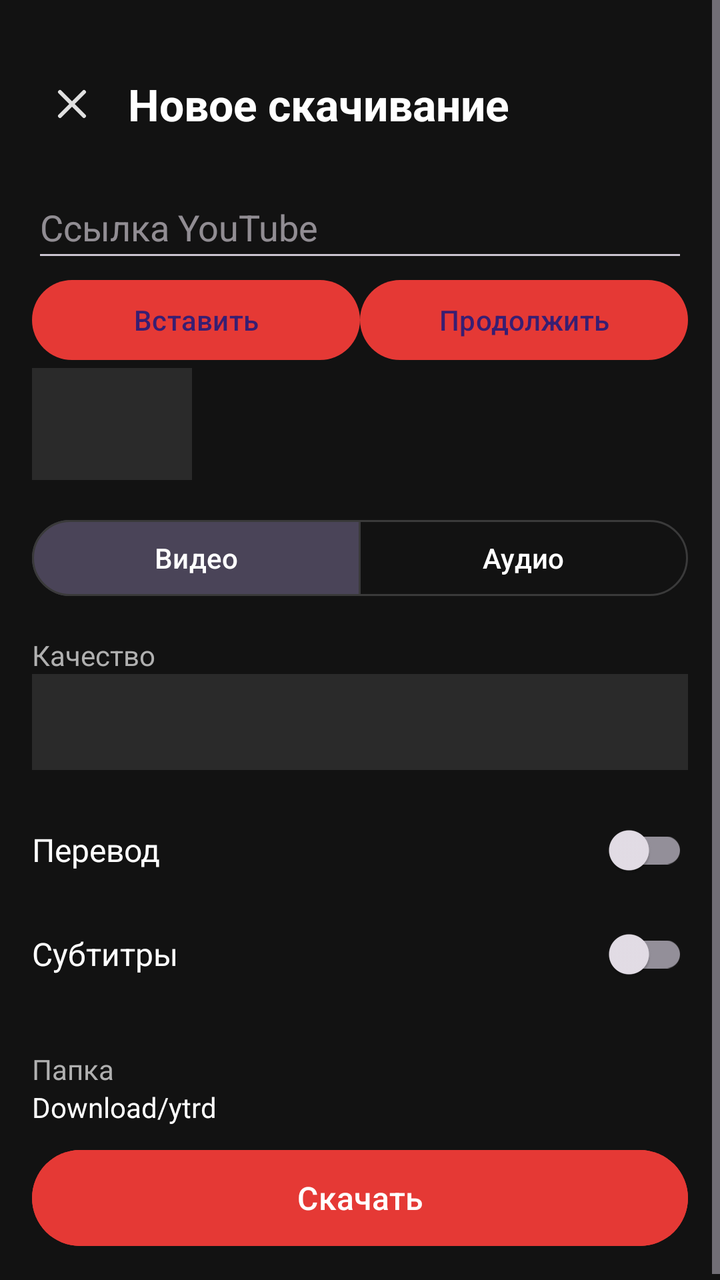
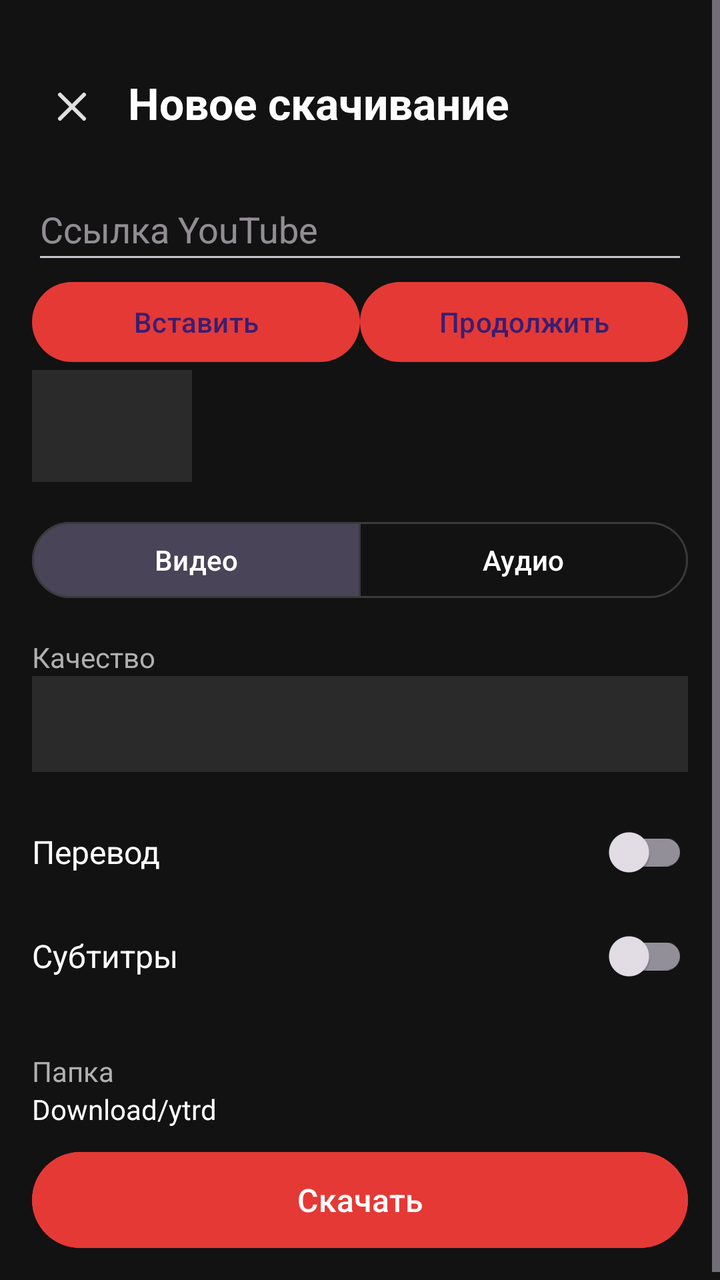

Two renders of the same Android screen: before a commit and after it. Below are the layout's source before the change and the commit's diff.
<!-- AndroidManifest.xml: application theme AppTheme -->
<!-- res/layout/fragment_params.xml -->
<?xml version="1.0" encoding="utf-8"?>
<ScrollView xmlns:android="http://schemas.android.com/apk/res/android"
    android:layout_width="match_parent"
    android:layout_height="match_parent"
    android:background="@color/bg_dark">

    <LinearLayout
        android:layout_width="match_parent"
        android:layout_height="wrap_content"
        android:orientation="vertical"
        android:padding="16dp">

        
        <LinearLayout
            android:layout_width="match_parent"
            android:layout_height="wrap_content"
            android:orientation="horizontal"
            android:gravity="center_vertical"
            android:paddingTop="16dp"
            android:paddingBottom="16dp">

            <ImageButton
                android:id="@+id/btn_back"
                android:layout_width="40dp"
                android:layout_height="40dp"
                android:background="?attr/selectableItemBackgroundBorderless"
                android:src="@drawable/ic_close"
                android:contentDescription="Закрыть" />

            <TextView
                android:layout_width="wrap_content"
                android:layout_height="wrap_content"
                android:text="Новое скачивание"
                android:textSize="22sp"
                android:textColor="@color/text_primary"
                android:textStyle="bold"
                android:paddingStart="8dp" />
        </LinearLayout>

        <EditText
            android:id="@+id/sheet_url"
            android:layout_width="match_parent"
            android:layout_height="wrap_content"
            android:hint="Ссылка YouTube"
            android:inputType="textUri"
            android:singleLine="true"
            android:minHeight="48dp" />
        <LinearLayout android:layout_width="match_parent" android:layout_height="wrap_content">
            <com.google.android.material.button.MaterialButton
                android:id="@+id/sheet_paste"
                android:layout_width="0dp" android:layout_weight="1"
                android:layout_height="wrap_content" android:text="Вставить" />
            <com.google.android.material.button.MaterialButton
                android:id="@+id/sheet_analyze"
                android:layout_width="0dp" android:layout_weight="1"
                android:layout_height="wrap_content" android:text="Продолжить" />
        </LinearLayout>
        
        <LinearLayout
            android:layout_width="match_parent"
            android:layout_height="wrap_content"
            android:orientation="horizontal"
            android:gravity="center_vertical"
            android:paddingBottom="16dp">

            <ImageView
                android:id="@+id/img_thumb"
                android:layout_width="80dp"
                android:layout_height="56dp"
                android:scaleType="centerCrop"
                android:background="@color/card_dark" />

            <LinearLayout
                android:layout_width="0dp"
                android:layout_height="wrap_content"
                android:layout_weight="1"
                android:orientation="vertical"
                android:paddingStart="12dp">

                <TextView
                    android:id="@+id/txt_title"
                    android:layout_width="wrap_content"
                    android:layout_height="wrap_content"
                    android:textColor="@color/text_primary"
                    android:textSize="16sp"
                    android:maxLines="2"
                    android:ellipsize="end" />

                <TextView
                    android:id="@+id/txt_uploader"
                    android:layout_width="wrap_content"
                    android:layout_height="wrap_content"
                    android:textColor="@color/text_secondary"
                    android:textSize="14sp" />
            </LinearLayout>
        </LinearLayout>

        <LinearLayout android:id="@+id/sheet_options"
            android:layout_width="match_parent" android:layout_height="wrap_content"
            android:orientation="vertical">
        
        <com.google.android.material.button.MaterialButtonToggleGroup
            android:id="@+id/toggle_type"
            android:layout_width="match_parent"
            android:layout_height="wrap_content"
            android:paddingBottom="16dp"
            app:singleSelection="true"
            app:selectionRequired="true"
            app:checkedButton="@id/btn_video"
            xmlns:app="http://schemas.android.com/apk/res-auto">

            <com.google.android.material.button.MaterialButton
                android:id="@+id/btn_video"
                style="?attr/materialButtonOutlinedStyle"
                android:layout_width="0dp"
                android:layout_height="46dp"
                android:layout_weight="1"
                android:text="@string/type_video"
                android:textColor="@color/text_primary"
                android:textSize="14sp"
                app:strokeColor="@color/divider" />

            <com.google.android.material.button.MaterialButton
                android:id="@+id/btn_audio"
                style="?attr/materialButtonOutlinedStyle"
                android:layout_width="0dp"
                android:layout_height="46dp"
                android:layout_weight="1"
                android:text="@string/type_audio"
                android:textColor="@color/text_primary"
                android:textSize="14sp"
                app:strokeColor="@color/divider" />
        </com.google.android.material.button.MaterialButtonToggleGroup>

        
        <TextView
            android:id="@+id/label_quality"
            android:layout_width="wrap_content"
            android:layout_height="wrap_content"
            android:text="@string/label_quality"
            android:textColor="@color/text_secondary"
            android:textSize="14sp" />

        <Spinner
            android:id="@+id/spinner_quality"
            android:layout_width="match_parent"
            android:layout_height="48dp"
            android:background="@color/card_dark"
            android:paddingStart="12dp"
            android:layout_marginBottom="16dp" />

        
        <LinearLayout
            android:layout_width="match_parent"
            android:layout_height="wrap_content"
            android:orientation="horizontal"
            android:gravity="center_vertical"
            android:paddingBottom="4dp">

            <TextView
                android:layout_width="0dp"
                android:layout_height="wrap_content"
                android:layout_weight="1"
                android:text="@string/label_translation"
                android:textColor="@color/text_primary"
                android:textSize="16sp" />

            <com.google.android.material.switchmaterial.SwitchMaterial
                android:id="@+id/switch_translate"
                android:layout_width="wrap_content"
                android:layout_height="wrap_content" />
        </LinearLayout>

        <TextView
            android:id="@+id/txt_lang_status"
            android:layout_width="wrap_content"
            android:layout_height="wrap_content"
            android:textSize="13sp"
            android:drawablePadding="4dp"
            android:paddingBottom="16dp"
            android:visibility="gone" />

        
        <LinearLayout
            android:id="@+id/group_voice"
            android:layout_width="match_parent"
            android:layout_height="wrap_content"
            android:orientation="vertical"
            android:visibility="gone"
            android:paddingBottom="8dp">

            <TextView
                android:layout_width="wrap_content"
                android:layout_height="wrap_content"
                android:text="@string/label_voice"
                android:textColor="@color/text_secondary"
                android:textSize="14sp" />

            <Spinner
                android:id="@+id/spinner_voice"
                android:layout_width="match_parent"
                android:layout_height="48dp"
                android:background="@color/card_dark"
                android:paddingStart="12dp" />
        </LinearLayout>

        
        <LinearLayout
            android:id="@+id/group_audio_mode"
            android:layout_width="match_parent"
            android:layout_height="wrap_content"
            android:orientation="vertical"
            android:visibility="gone"
            android:paddingBottom="8dp">

            <TextView
                android:layout_width="wrap_content"
                android:layout_height="wrap_content"
                android:text="@string/label_audio_mode"
                android:textColor="@color/text_secondary"
                android:textSize="14sp"
                android:paddingBottom="4dp" />

            <RadioGroup
                android:id="@+id/radio_audio_mode"
                android:layout_width="match_parent"
                android:layout_height="wrap_content">

                <RadioButton
                    android:id="@+id/radio_mix"
                    android:layout_width="match_parent"
                    android:layout_height="wrap_content"
                    android:text="@string/mode_mix"
                    android:textColor="@color/text_primary"
                    android:checked="true" />

                <RadioButton
                    android:id="@+id/radio_dual"
                    android:layout_width="match_parent"
                    android:layout_height="wrap_content"
                    android:text="@string/mode_dual"
                    android:textColor="@color/text_primary" />
            </RadioGroup>
        </LinearLayout>

        
        <LinearLayout
            android:id="@+id/group_subtitles"
            android:layout_width="match_parent"
            android:layout_height="wrap_content"
            android:orientation="horizontal"
            android:gravity="center_vertical"
            android:paddingBottom="16dp">

            <TextView
                android:layout_width="0dp"
                android:layout_height="wrap_content"
                android:layout_weight="1"
                android:text="@string/label_subtitles"
                android:textColor="@color/text_primary"
                android:textSize="16sp" />

            <com.google.android.material.switchmaterial.SwitchMaterial
                android:id="@+id/switch_subtitles"
                android:layout_width="wrap_content"
                android:layout_height="wrap_content" />
        </LinearLayout>

        
        <LinearLayout
            android:id="@+id/row_folder"
            android:layout_width="match_parent"
            android:layout_height="wrap_content"
            android:orientation="horizontal"
            android:gravity="center_vertical"
            android:background="?attr/selectableItemBackground"
            android:clickable="true"
            android:focusable="true"
            android:paddingVertical="8dp"
            android:paddingBottom="24dp">

            <LinearLayout
                android:layout_width="0dp"
                android:layout_height="wrap_content"
                android:layout_weight="1"
                android:orientation="vertical">

                <TextView
                    android:layout_width="wrap_content"
                    android:layout_height="wrap_content"
                    android:text="@string/label_folder"
                    android:textColor="@color/text_secondary"
                    android:textSize="14sp" />

                <TextView
                    android:id="@+id/txt_folder"
                    android:layout_width="wrap_content"
                    android:layout_height="wrap_content"
                    android:text="Download/ytrd"
                    android:textColor="@color/text_primary"
                    android:textSize="14sp" />
            </LinearLayout>
        </LinearLayout>

        </LinearLayout>
        
        <com.google.android.material.button.MaterialButton
            android:id="@+id/btn_download"
            android:layout_width="match_parent"
            android:layout_height="56dp"
            android:text="@string/btn_download"
            android:textSize="16sp"
            android:backgroundTint="@color/accent"
            android:textColor="@color/text_primary"
            android:drawableStart="@android:drawable/stat_sys_download"
            android:drawablePadding="8dp" />

    </LinearLayout>
</ScrollView>
<!-- resources referenced by this layout -->
<resources>
  <color name="accent">#FFE53935</color>
  <color name="bg_dark">#FF121212</color>
  <color name="card_dark">#FF2A2A2A</color>
  <color name="divider">#FF3A3A3A</color>
  <color name="text_primary">#FFFFFFFF</color>
  <color name="text_secondary">#FFB0B0B0</color>
  <!-- drawable ic_close (drawable) -->
  <vector xmlns:android="http://schemas.android.com/apk/res/android" android:width="24dp" android:height="24dp" android:viewportWidth="24" android:viewportHeight="24"><path android:strokeColor="#FFE0E0E0" android:strokeWidth="2" android:strokeLineCap="round" android:pathData="M6,6 L18,18 M18,6 L6,18" /></vector>
  <string name="btn_download">Скачать</string>
  <string name="label_audio_mode">Звук</string>
  <string name="label_folder">Папка</string>
  <string name="label_quality">Качество</string>
  <string name="label_subtitles">Субтитры</string>
  <string name="label_translation">Перевод</string>
  <string name="label_voice">Голос</string>
  <string name="mode_dual">Две дорожки</string>
  <string name="mode_mix">Поверх оригинала</string>
  <string name="type_audio">Аудио</string>
  <string name="type_video">Видео</string>
  <style name="AppTheme" parent="Theme.Material3.Dark.NoActionBar">
          <item name="colorPrimary">@color/accent</item>
          <item name="colorPrimaryDark">@color/accent_dark</item>
          <item name="colorAccent">@color/accent</item>
          <item name="android:colorBackground">@color/bg_dark</item>
          <item name="android:windowBackground">@color/bg_dark</item>
          <item name="android:statusBarColor">@color/bg_dark</item>
          <item name="android:navigationBarColor">@color/bg_dark</item>
      </style>
  <color name="accent_dark">#FFB71C1C</color>
</resources>

<!-- the commit's change to res/layout/fragment_params.xml (unified diff, before → after) -->
@@ -23,6 +23,7 @@
                 android:id="@+id/btn_back"
                 android:layout_width="40dp"
                 android:layout_height="40dp"
+                android:layout_marginTop="1dp"
                 android:background="?attr/selectableItemBackgroundBorderless"
                 android:src="@drawable/ic_close"
                 android:contentDescription="Закрыть" />
@@ -30,6 +31,7 @@
             <TextView
                 android:layout_width="wrap_content"
                 android:layout_height="wrap_content"
+                android:includeFontPadding="false"
                 android:text="Новое скачивание"
                 android:textSize="22sp"
                 android:textColor="@color/text_primary"
